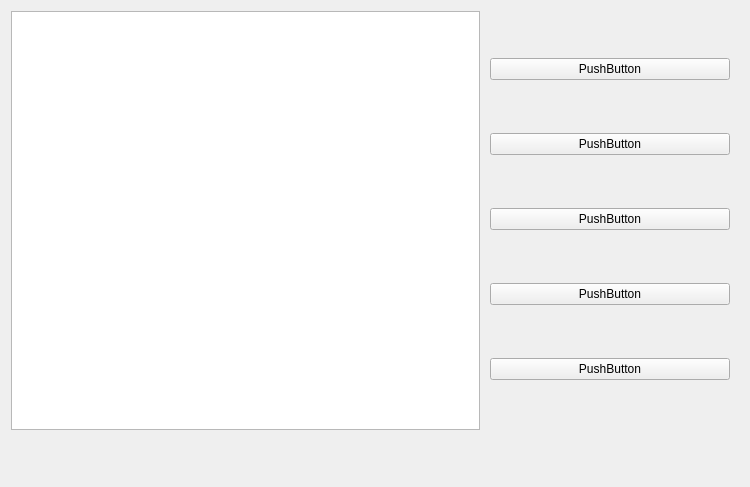
Qt form mainwindow.ui (QvQQ/gobang2) before a commit.
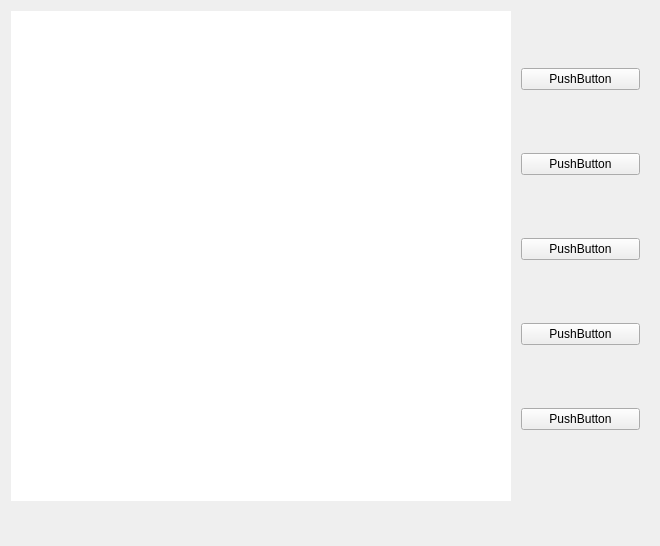
The same form after that commit.

```diff
--- a/mainwindow.ui
+++ b/mainwindow.ui
@@ -6,8 +6,8 @@
    <rect>
     <x>0</x>
     <y>0</y>
-    <width>750</width>
-    <height>487</height>
+    <width>660</width>
+    <height>546</height>
    </rect>
   </property>
   <property name="windowTitle">
@@ -19,8 +19,8 @@
      <rect>
       <x>0</x>
       <y>0</y>
-      <width>751</width>
-      <height>441</height>
+      <width>661</width>
+      <height>501</height>
      </rect>
     </property>
     <layout class="QHBoxLayout" name="horizontalLayout" stretch="9,5">
@@ -35,6 +35,36 @@
          <verstretch>1</verstretch>
         </sizepolicy>
        </property>
+       <property name="minimumSize">
+        <size>
+         <width>500</width>
+         <height>500</height>
+        </size>
+       </property>
+       <property name="maximumSize">
+        <size>
+         <width>500</width>
+         <height>500</height>
+        </size>
+       </property>
+       <property name="frameShape">
+        <enum>QFrame::NoFrame</enum>
+       </property>
+       <property name="frameShadow">
+        <enum>QFrame::Plain</enum>
+       </property>
+       <property name="lineWidth">
+        <number>0</number>
+       </property>
+       <property name="verticalScrollBarPolicy">
+        <enum>Qt::ScrollBarAlwaysOff</enum>
+       </property>
+       <property name="horizontalScrollBarPolicy">
+        <enum>Qt::ScrollBarAlwaysOff</enum>
+       </property>
+       <property name="renderHints">
+        <set>QPainter::HighQualityAntialiasing|QPainter::TextAntialiasing</set>
+       </property>
       </widget>
      </item>
      <item>
```
Left out of the diff: 2 changed lines with no effect on the pictures.
